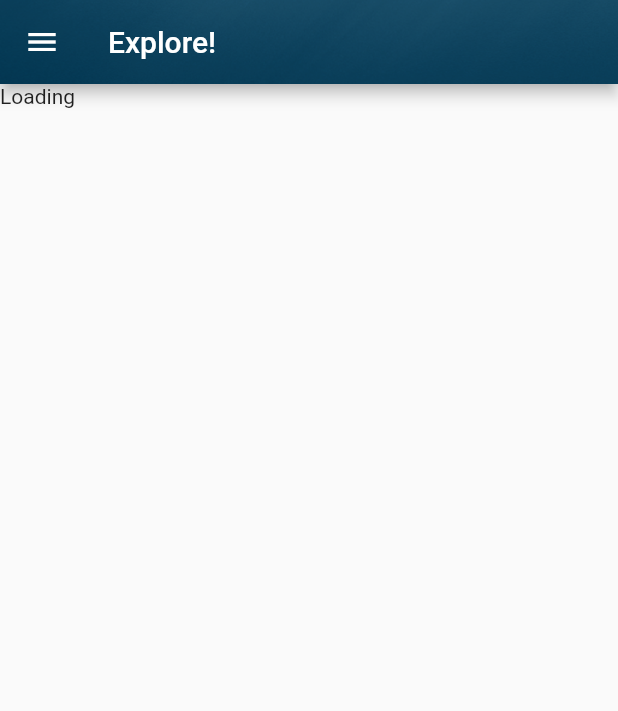
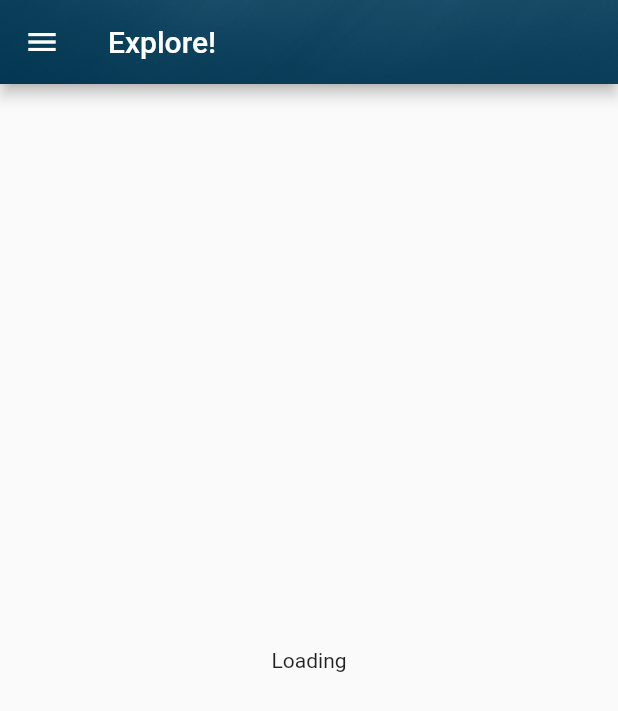
Before and after one commit to miro011/comp3504-project, a Flutter app: the MyApp screen opened by its route, on a phone screen of 412 x 824 dp. Shown: the top 711 px of the screen. Run offline on Flutter 3.47's test engine with Material 2 defaults, Android fonts, the phone set to English and light mode, and no system bars; our stand-ins replace device_info_plus, geolocator, google_fonts, google_maps_flutter, location, tuple; missing offline and left inert: location_platform_interface.

Commit message:
Center the loading text

```diff
--- a/lib/MyAppState.dart
+++ b/lib/MyAppState.dart
@@ -265,7 +265,7 @@ class MyAppState extends State<MyApp> {
         ),
       ),
       // if/else to show that the map is loading until initState() is done
-      body: CURRENT_POSITION == null ? const Text("Loading") : buildGoogleMap(),
+      body: CURRENT_POSITION == null ? const Center(child:Text("Loading")) : buildGoogleMap(),
     );
   }
 
```
